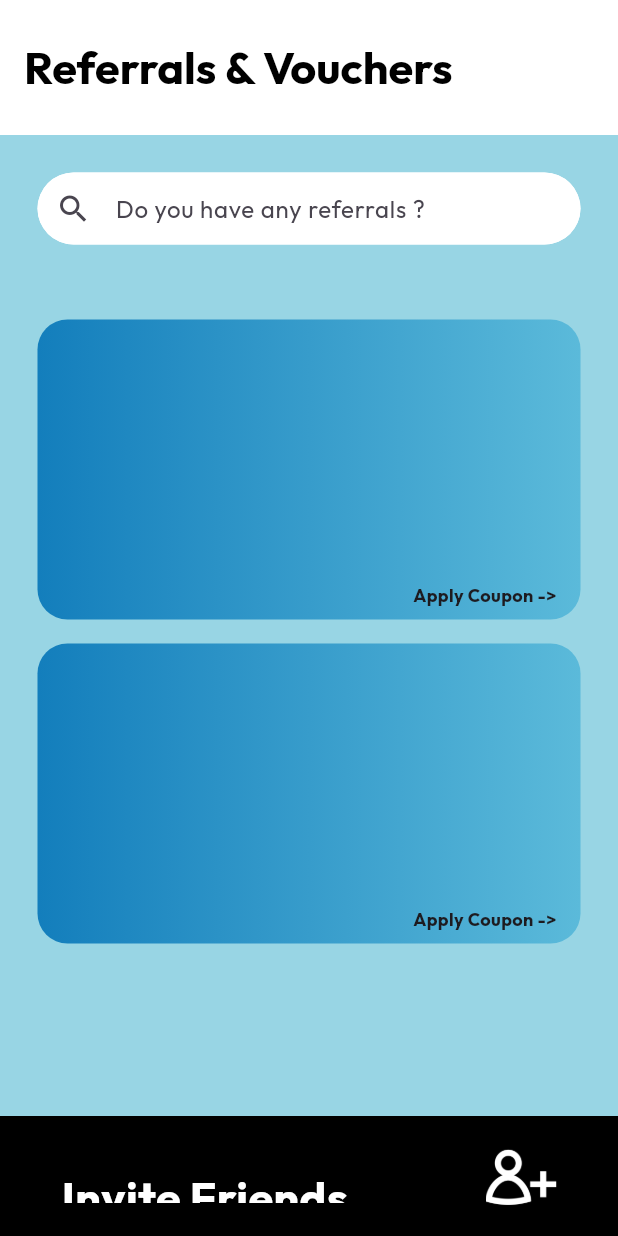
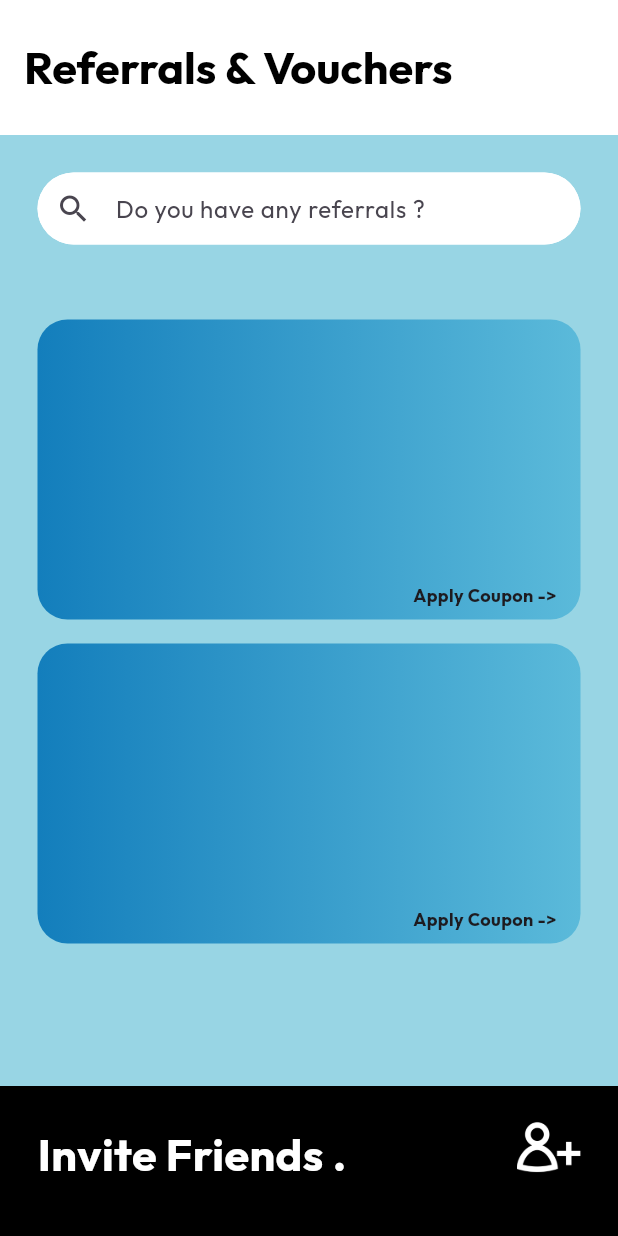
Before and after one commit to isha2125/Zappe, a Flutter app: the ReferalPage screen opened by its route, on a phone screen of 412 x 824 dp. Run offline on Flutter 3.47's test engine with Material 2 defaults, Android fonts, the phone set to English and light mode, and no system bars; our stand-ins replace flutter_svg, get, google_fonts, google_maps_flutter; missing offline and left inert: uicons_brands, week_of_year.

Commit message:
Added bottom sheet

```diff
--- a/lib/screens/drw_scr/referal.dart
+++ b/lib/screens/drw_scr/referal.dart
@@ -118,13 +118,15 @@
           ],
         ),
       ),
-      bottomNavigationBar: BottomAppBar(
+      bottomSheet: Container(
+        height: 100.0,
         color: Colors.black,
         child: Row(
+          crossAxisAlignment: CrossAxisAlignment.center,
           mainAxisAlignment: MainAxisAlignment.spaceBetween,
           children: [
             const Padding(
-              padding: EdgeInsets.only(left: 25, top: 20, bottom: 10),
+              padding: EdgeInsets.only(left: 25, bottom: 10),
               child: Text(
                 'Invite Friends .',
                 style: TextStyle(
@@ -135,9 +137,12 @@
               ),
             ),
             Padding(
-              padding: const EdgeInsets.only(right: 16),
+              padding: const EdgeInsets.only(bottom: 20, right: 16),
               child: IconButton(
-                icon: Image.asset('assets/manush.png'),
+                icon: Image.asset(
+                  'assets/manush.png',
+                  height: 36,
+                ),
                 onPressed: () {
                   // Do something when the icon button is pressed
                 },
```
